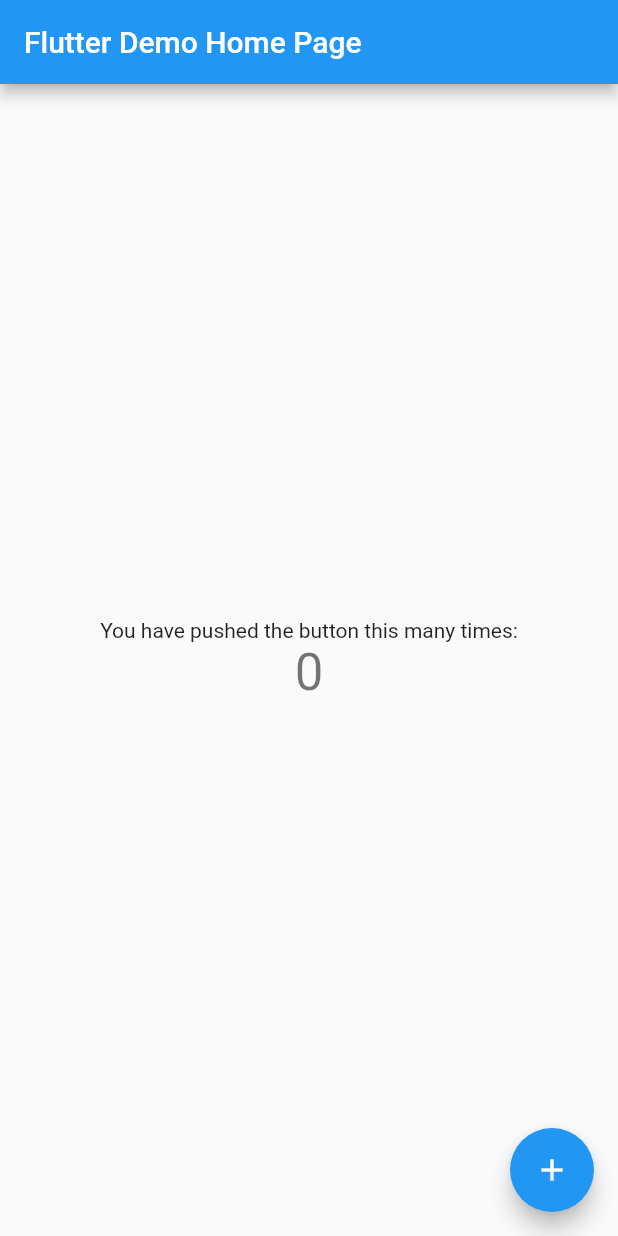
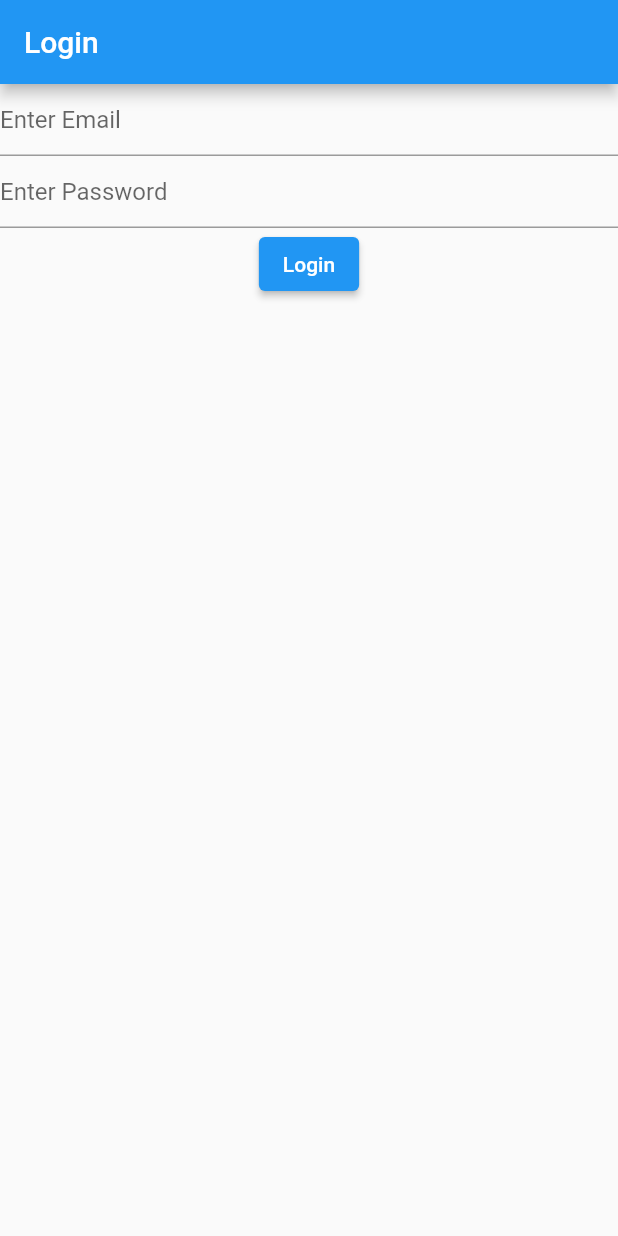
Before and after one commit to haythem33/flutter-project, a Flutter app: the screen it shows after launch, on a phone screen of 412 x 824 dp. Run offline on Flutter 3.47's test engine with Material 2 defaults, Android fonts, the phone set to English and light mode, and no system bars; missing offline and left inert: regexpattern.

Commit message:
complete authentification backend + login frontend

```diff
--- /dev/null
+++ b/frontend/lib/auth/login.dart
@@ -0,0 +1,126 @@
+import 'dart:convert';
+
+import 'package:flutter/cupertino.dart';
+import 'package:flutter/material.dart';
+import 'package:frontend/auth/register.dart';
+import 'package:regexpattern/regexpattern.dart';
+import 'package:http/http.dart' as http;
+
+class Login extends StatelessWidget {
+  const Login({Key? key}) : super(key: key);
+
+  @override
+  Widget build(BuildContext context) {
+    return Scaffold(
+        appBar: AppBar(
+          title: const Text("Login"),
+        ),
+        body: const MyLoginState());
+  }
+}
+
+class MyLoginState extends StatefulWidget {
+  const MyLoginState({Key? key}) : super(key: key);
+  @override
+  State<MyLoginState> createState() => _MyLoginState();
+}
+
+class _MyLoginState extends State<MyLoginState> {
+  final GlobalKey<FormState> _formKey = GlobalKey<FormState>();
+  String? email;
+  String? password;
+  @override
+  Widget build(BuildContext context) {
+    return Form(
+      key: _formKey,
+      child: Column(
+        crossAxisAlignment: CrossAxisAlignment.center,
+        children: <Widget>[
+          TextFormField(
+            decoration: const InputDecoration(
+              hintText: 'Enter Email',
+            ),
+            validator: (String? value) {
+              if (value == null || value.isEmpty) {
+                return 'Please enter some text';
+              }
+              if (!value.isEmail()) {
+                return 'Please enter valid email';
+              }
+              setState(() {
+                email = value;
+              });
+            },
+          ),
+          TextFormField(
+            decoration: const InputDecoration(hintText: 'Enter Password'),
+            obscureText: true,
+            enableSuggestions: false,
+            autocorrect: false,
+            validator: (String? value) {
+              if (value == null || value.isEmpty) {
+                return 'Please enter some text';
+              }
+              setState(() {
+                password = value;
+              });
+            },
+          ),
+          ElevatedButton(
+            child: const Text('Login'),
+            onPressed: () async {
+              if (_formKey.currentState!.validate()) {
+                final response = await login();
+                switch (response.statusCode) {
+                  case 202:
+                    showDialog(
+                        context: context,
+                        builder: (context) => showMydialog("LOGIN SUCCESS"));
+                    break;
+                  case 500:
+                    showDialog(
+                        context: context,
+                        builder: (context) =>
+                            showMydialog("LOGIN FAILED INTERNAL ERROR"));
+                    break;
+                  case 401:
+                    showDialog(
+                        context: context,
+                        builder: (context) => showMydialog("BAD INFORMATION"));
+                    break;
+                }
+              }
+            },
+          )
+        ],
+      ),
+    );
+  }
+
+  Future<http.Response> login() {
+    return http.post(Uri.parse('http://localhost:3000/auth/login'),
+        headers: <String, String>{
+          'Content-Type': 'application/json; charset=UTF-8',
+        },
+        body: jsonEncode(
+            <String, String?>{'email': email, 'password': password}));
+  }
+
+  Widget showMydialog(String message) {
+    return AlertDialog(
+        title: const Text("MESSAGE"),
+        shape: RoundedRectangleBorder(borderRadius: BorderRadius.circular(40)),
+        elevation: 16,
+        content: SingleChildScrollView(
+          child: ListBody(
+            children: <Widget>[Text("Message :" + message)],
+          ),
+        ),
+        actions: <Widget>[
+          TextButton(
+            onPressed: () => Navigator.pop(context, 'Cancel'),
+            child: const Text('Cancel'),
+          ),
+        ]);
+  }
+}
--- a/frontend/lib/main.dart
+++ b/frontend/lib/main.dart
@@ -1,4 +1,6 @@
 import 'package:flutter/material.dart';
+import 'package:frontend/auth/register.dart';
+import 'auth/login.dart';
 
 void main() {
   runApp(const MyApp());
@@ -6,110 +8,18 @@ void main() {
 
 class MyApp extends StatelessWidget {
   const MyApp({Key? key}) : super(key: key);
-
-  // This widget is the root of your application.
   @override
   Widget build(BuildContext context) {
     return MaterialApp(
-      title: 'Flutter Demo',
       theme: ThemeData(
-        // This is the theme of your application.
-        //
-        // Try running your application with "flutter run". You'll see the
-        // application has a blue toolbar. Then, without quitting the app, try
-        // changing the primarySwatch below to Colors.green and then invoke
-        // "hot reload" (press "r" in the console where you ran "flutter run",
-        // or simply save your changes to "hot reload" in a Flutter IDE).
-        // Notice that the counter didn't reset back to zero; the application
-        // is not restarted.
         primarySwatch: Colors.blue,
       ),
-      home: const MyHomePage(title: 'Flutter Demo Home Page'),
+      initialRoute: '/',
+      routes: {
+        '/': (context) => const Login(),
+        '/login': (context) => const Login(),
+        '/register': (context) => const Register()
+      },
     );
   }
 }
-
-class MyHomePage extends StatefulWidget {
-  const MyHomePage({Key? key, required this.title}) : super(key: key);
-
-  // This widget is the home page of your application. It is stateful, meaning
-  // that it has a State object (defined below) that contains fields that affect
-  // how it looks.
-
-  // This class is the configuration for the state. It holds the values (in this
-  // case the title) provided by the parent (in this case the App widget) and
-  // used by the build method of the State. Fields in a Widget subclass are
-  // always marked "final".
-
-  final String title;
-
-  @override
-  State<MyHomePage> createState() => _MyHomePageState();
-}
-
-class _MyHomePageState extends State<MyHomePage> {
-  int _counter = 0;
-
-  void _incrementCounter() {
-    setState(() {
-      // This call to setState tells the Flutter framework that something has
-      // changed in this State, which causes it to rerun the build method below
-      // so that the display can reflect the updated values. If we changed
-      // _counter without calling setState(), then the build method would not be
-      // called again, and so nothing would appear to happen.
-      _counter++;
-    });
-  }
-
-  @override
-  Widget build(BuildContext context) {
-    // This method is rerun every time setState is called, for instance as done
-    // by the _incrementCounter method above.
-    //
-    // The Flutter framework has been optimized to make rerunning build methods
-    // fast, so that you can just rebuild anything that needs updating rather
-    // than having to individually change instances of widgets.
-    return Scaffold(
-      appBar: AppBar(
-        // Here we take the value from the MyHomePage object that was created by
-        // the App.build method, and use it to set our appbar title.
-        title: Text(widget.title),
-      ),
-      body: Center(
-        // Center is a layout widget. It takes a single child and positions it
-        // in the middle of the parent.
-        child: Column(
-          // Column is also a layout widget. It takes a list of children and
-          // arranges them vertically. By default, it sizes itself to fit its
-          // children horizontally, and tries to be as tall as its parent.
-          //
-          // Invoke "debug painting" (press "p" in the console, choose the
-          // "Toggle Debug Paint" action from the Flutter Inspector in Android
-          // Studio, or the "Toggle Debug Paint" command in Visual Studio Code)
-          // to see the wireframe for each widget.
-          //
-          // Column has various properties to control how it sizes itself and
-          // how it positions its children. Here we use mainAxisAlignment to
-          // center the children vertically; the main axis here is the vertical
-          // axis because Columns are vertical (the cross axis would be
-          // horizontal).
-          mainAxisAlignment: MainAxisAlignment.center,
-          children: <Widget>[
-            const Text(
-              'You have pushed the button this many times:',
-            ),
-            Text(
-              '$_counter',
-              style: Theme.of(context).textTheme.headline4,
-            ),
-          ],
-        ),
-      ),
-      floatingActionButton: FloatingActionButton(
-        onPressed: _incrementCounter,
-        tooltip: 'Increment',
-        child: const Icon(Icons.add),
-      ), // This trailing comma makes auto-formatting nicer for build methods.
-    );
-  }
-}
--- /dev/null
+++ b/frontend/lib/models/user.dart
@@ -0,0 +1,5 @@
+class User {
+  String? username;
+  String? email;
+  String? password;
+}
--- a/frontend/pubspec.yaml
+++ b/frontend/pubspec.yaml
@@ -34,6 +34,8 @@ dependencies:
   # The following adds the Cupertino Icons font to your application.
   # Use with the CupertinoIcons class for iOS style icons.
   cupertino_icons: ^1.0.2
+  regexpattern: ^2.0.1
+  http: ^0.13.4
 
 dev_dependencies:
   flutter_test:
```
Also changed, not shown: frontend/lib/auth/register.dart (added, +22 -0 lines), frontend/pubspec.lock, 9 other files.
